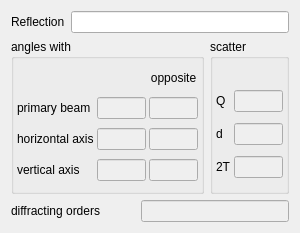
This is trunk/ReflexInfo.ui in BackupTheBerlios/clip-svn as Qt 5 draws it before an edit. The edited form follows.
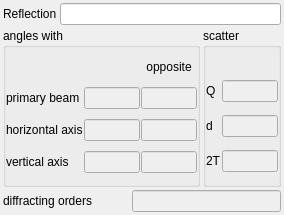
This is the edited form. Icons and pictures are not drawn.

The edit to the form file:
```diff
--- a/trunk/ReflexInfo.ui
+++ b/trunk/ReflexInfo.ui
@@ -5,14 +5,20 @@
    <rect>
     <x>0</x>
     <y>0</y>
-    <width>299</width>
-    <height>233</height>
+    <width>284</width>
+    <height>215</height>
    </rect>
   </property>
   <property name="windowTitle" >
    <string>ReflexInfo</string>
   </property>
   <layout class="QGridLayout" name="gridLayout_3" >
+   <property name="margin" >
+    <number>3</number>
+   </property>
+   <property name="spacing" >
+    <number>3</number>
+   </property>
    <item row="0" column="0" >
     <widget class="QLabel" name="label" >
      <property name="sizePolicy" >
@@ -36,10 +42,10 @@
      </property>
      <layout class="QGridLayout" name="gridLayout" >
       <property name="margin" >
-       <number>3</number>
+       <number>0</number>
       </property>
       <property name="spacing" >
-       <number>3</number>
+       <number>1</number>
       </property>
       <item row="1" column="0" >
        <widget class="QLabel" name="label_2" >
@@ -67,6 +73,12 @@
         <property name="enabled" >
          <bool>false</bool>
         </property>
+        <property name="sizePolicy" >
+         <sizepolicy vsizetype="Fixed" hsizetype="Expanding" >
+          <horstretch>0</horstretch>
+          <verstretch>0</verstretch>
+         </sizepolicy>
+        </property>
         <property name="alignment" >
          <set>Qt::AlignRight|Qt::AlignTrailing|Qt::AlignVCenter</set>
         </property>
@@ -170,10 +182,10 @@
      </property>
      <layout class="QGridLayout" name="gridLayout_2" >
       <property name="margin" >
-       <number>3</number>
+       <number>0</number>
       </property>
       <property name="spacing" >
-       <number>3</number>
+       <number>1</number>
       </property>
       <item row="1" column="0" >
        <widget class="QLabel" name="label_5" >
```
Left out of the diff: 8 changed lines with no effect on the pictures.
